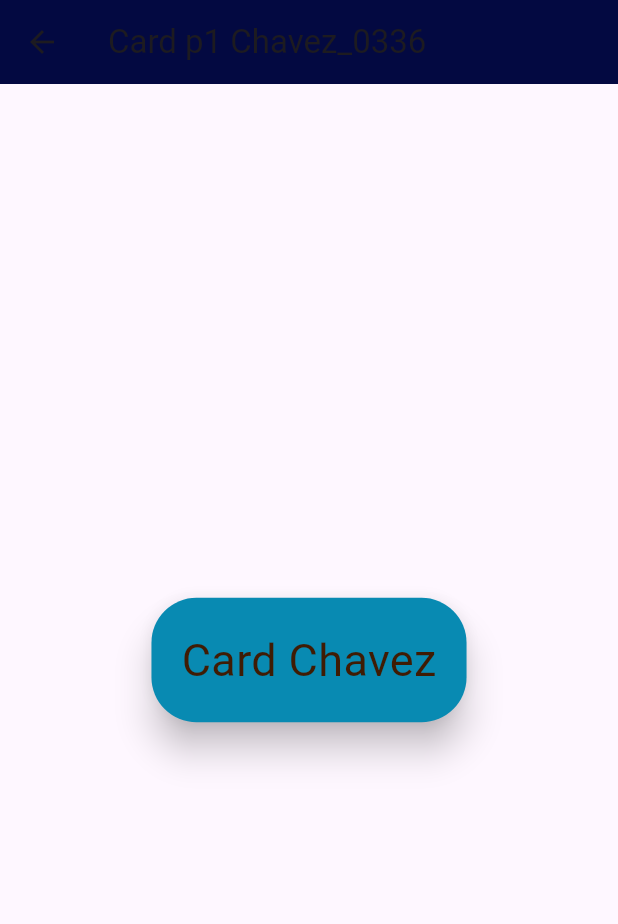
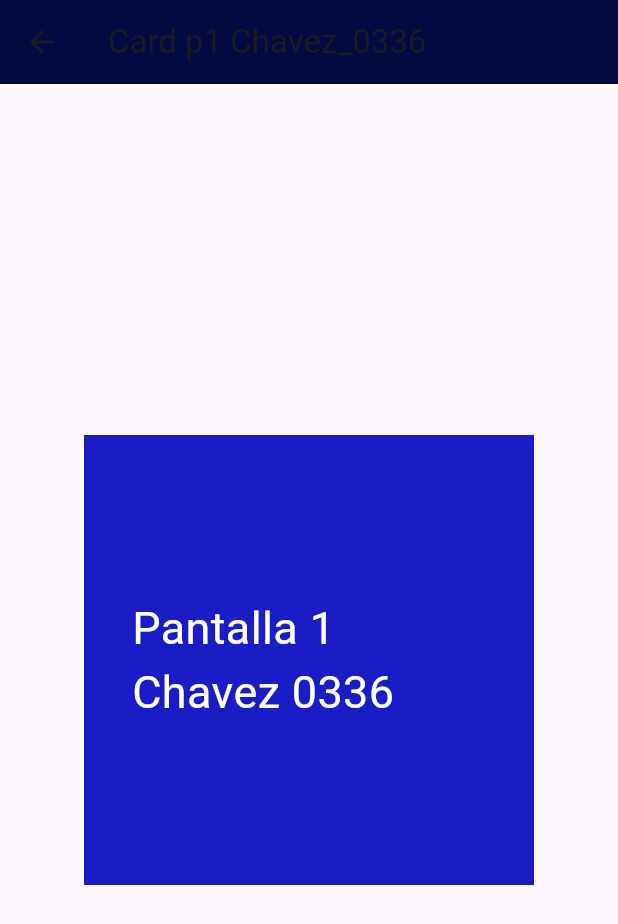
Before and after one commit to isaacChavezzz/p15RutasV2-0336, a Flutter app: the Pantalla1_0336 screen opened by its route, on a phone screen of 412 x 824 dp. Shown: the top 924 px of the screen. Run offline on Flutter 3.47's test engine with Material 3 defaults, Android fonts, the phone set to English and light mode, and no system bars.

```diff
--- a/lib/main.dart
+++ b/lib/main.dart
@@ -1,5 +1,6 @@
 import 'package:flutter/material.dart';
 import 'package:chavez0336/pantalla2_0336.dart';
+import 'package:chavez0336/pantalla3_0336.dart';
 import 'package:chavez0336/pantalla1_0336.dart';
 import 'package:chavez0336/pantallainicial_0336.dart';
 
@@ -17,6 +18,7 @@ class MiApp0336 extends StatelessWidget {
         "/": (context) => const PantallaInicial0336(),
         "/Pantalla1_0336": (context) => const Pantalla1_0336(),
         "/Pantalla2_0336": (context) => const Pantalla2_0336(),
+        "/Pantalla3_0336": (context) => const Pantalla3_0336(),
       },
     );
   }
--- a/lib/pantalla1_0336.dart
+++ b/lib/pantalla1_0336.dart
@@ -10,15 +10,16 @@ class Pantalla1_0336 extends StatelessWidget {
           title: const Text("Card p1 Chavez_0336"),
           backgroundColor: Color(0xff030941)),
       body: Center(
-        child: Card(
-          shape:
-              RoundedRectangleBorder(borderRadius: BorderRadius.circular(30)),
-          elevation: 10,
-          color: Color(0xff088ab2),
-          child: Padding(
-            padding: EdgeInsets.all(20),
-            child: Text("Card Chavez",
-                style: TextStyle(fontSize: 30, color: Color(0xff3f1c04))),
+        child: Container(
+          color: Color(0xff1a1dc6),
+          width: 300,
+          height: 300,
+          padding: EdgeInsets.all(32),
+          margin: EdgeInsets.symmetric(vertical: 16, horizontal: 32),
+          alignment: Alignment.center,
+          child: Text(
+            'Pantalla 1 Chavez 0336',
+            style: TextStyle(fontSize: 30, color: Colors.white),
           ),
         ),
       ),
--- a/lib/pantallainicial_0336.dart
+++ b/lib/pantallainicial_0336.dart
@@ -24,6 +24,11 @@ class PantallaInicial0336 extends StatelessWidget {
                   Navigator.pushNamed(context, "/Pantalla2_0336");
                 },
                 child: const Text('ir a Pantalla2_0336')),
+            ElevatedButton(
+                onPressed: () {
+                  Navigator.pushNamed(context, "/Pantalla3_0336");
+                },
+                child: const Text('ir a Pantalla3_0336')),
           ],
         ),
       ),
```
Also changed, not shown: lib/pantalla2_0336.dart (+10 -16 lines), lib/pantalla3_0336.dart (added, +30 -0 lines).
